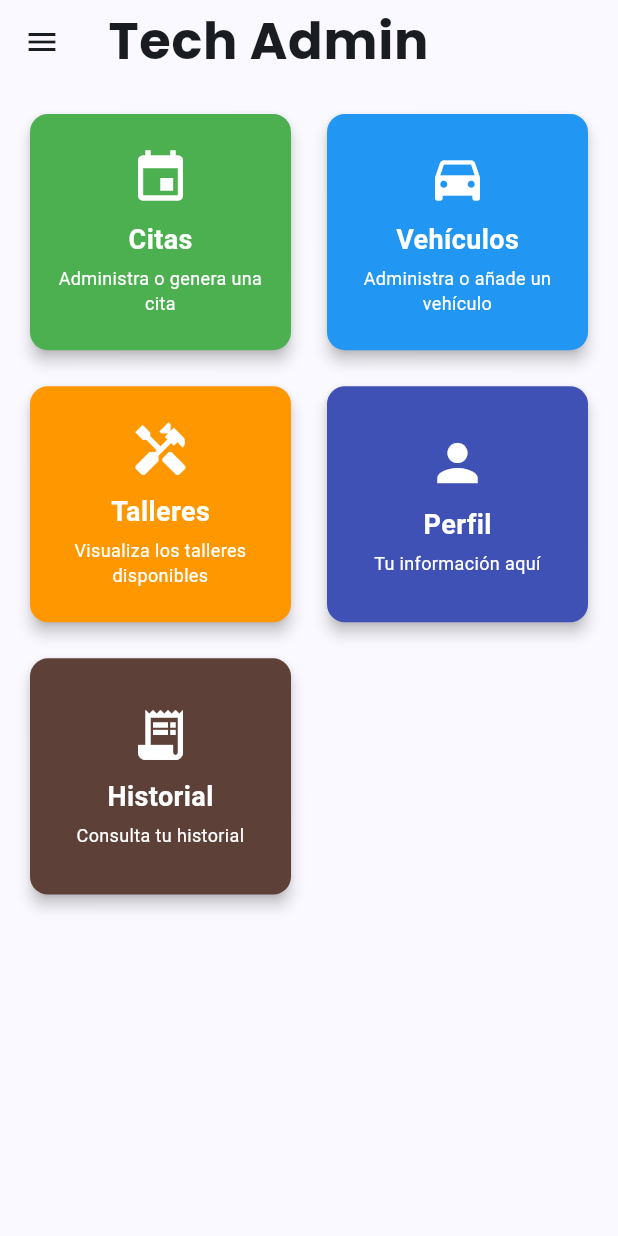
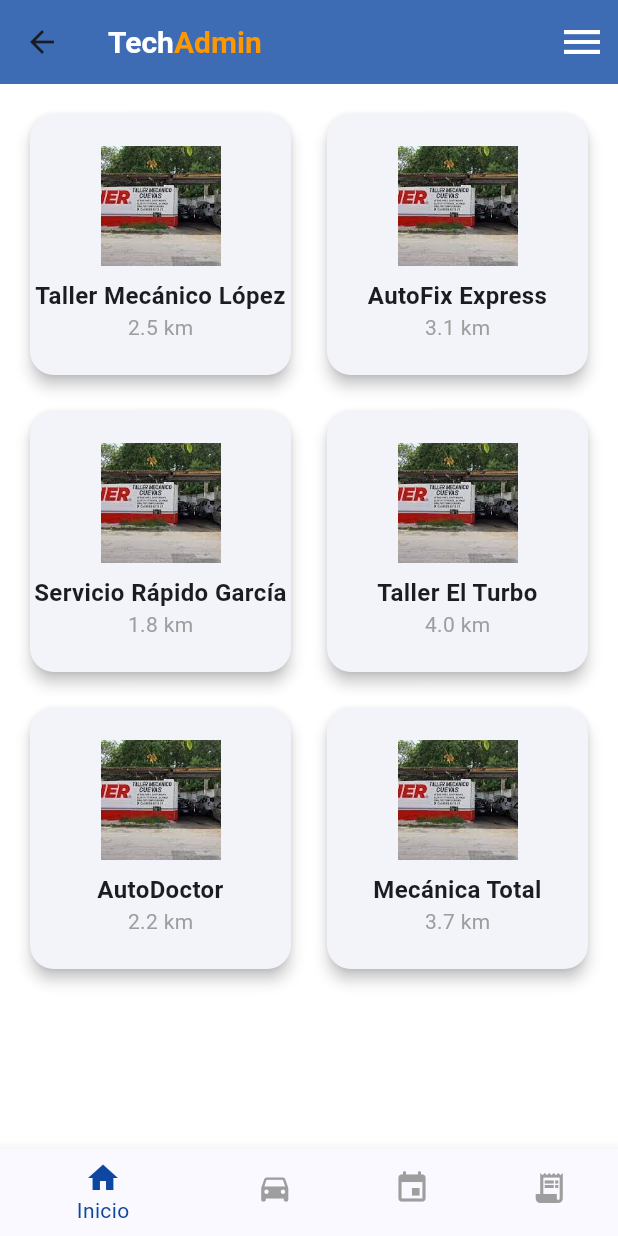
Before and after one commit to EnriqueCen312/App-TechAdmin, a Flutter app: the HomePage screen opened by its route, on a phone screen of 412 x 824 dp. Run offline on Flutter 3.47's test engine with Material 3 defaults, Android fonts, the phone set to English and light mode, and no system bars; our stand-ins replace flutter_svg, google_fonts, shared_preferences, supabase_flutter; accounts and stored records are empty.

```diff
--- a/lib/screens/home_page/home_page.dart
+++ b/lib/screens/home_page/home_page.dart
@@ -1,8 +1,6 @@
 import 'package:flutter/material.dart';
 import 'package:google_fonts/google_fonts.dart';
-import 'package:cached_network_image/cached_network_image.dart';
-import 'package:shared_preferences/shared_preferences.dart';
-import 'package:jwt_decoder/jwt_decoder.dart';
+import '../../connection/auth/AuthController.dart';
 
 class MyApp extends StatelessWidget {
   const MyApp({super.key});
@@ -21,266 +19,152 @@ class MyApp extends StatelessWidget {
         textTheme: GoogleFonts.poppinsTextTheme(
           Theme.of(context).textTheme,
         ),
-        cardTheme: CardTheme(
-          elevation: 4,
-          shape: RoundedRectangleBorder(
-            borderRadius: BorderRadius.circular(16),
       ),
-        ),
-      ),
-      routes: {
-        '/': (context) => HomePage(),
-      },
+      home: const HomePage(),
     );
   }
 }
 
-class HomePage extends StatelessWidget {
-  HomePage({super.key}) {
-    //getUserData();
+class HomePage extends StatefulWidget {
+  const HomePage({super.key});
+
+  @override
+  State<HomePage> createState() => _HomePageState();
 }
-/*
-  Future<void> getUserData() async {
-    final prefs = await SharedPreferences.getInstance();
-    String? token = prefs.getString('token');
 
-    if (token != null) {
-      final decodedToken = JwtDecoder.decode(token);
-      name = decodedToken['name'] ?? 'Nombre no disponible';
-      email = decodedToken['email'] ?? 'Correo no disponible';
-    } else {
-      name = 'Nombre';
-      email = 'Correo';
+class _HomePageState extends State<HomePage> {
+  int _selectedIndex = 0;
+  final GlobalKey<ScaffoldState> _scaffoldKey = GlobalKey<ScaffoldState>();
+
+  final List<Map<String, dynamic>> _workshops = [
+    {'title': 'Taller Mecánico López', 'distance': '2.5 km'},
+    {'title': 'AutoFix Express', 'distance': '3.1 km'},
+    {'title': 'Servicio Rápido García', 'distance': '1.8 km'},
+    {'title': 'Taller El Turbo', 'distance': '4.0 km'},
+    {'title': 'AutoDoctor', 'distance': '2.2 km'},
+    {'title': 'Mecánica Total', 'distance': '3.7 km'},
+  ];
+
+  void _onItemTapped(int index) {
+    setState(() {
+      _selectedIndex = index;
+    });
   }
-  }
-*/
-  String name = '';
-  String email = '';
 
   @override
   Widget build(BuildContext context) {
-    final categories = [
-      {
-        'title': 'Citas',
-        'icon': Icons.event,
-        'subtitle': 'Administra o genera una cita',
-        'route': '/',
-        'color': Colors.green
-      },
-      {
-        'title': 'Vehículos',
-        'icon': Icons.directions_car,
-        'subtitle': 'Administra o añade un vehículo',
-        'route': '/',
-        'color': Colors.blue
-      },
-      {
-        'title': 'Talleres',
-        'icon': Icons.handyman,
-        'subtitle': 'Visualiza los talleres disponibles',
-        'route': '/',
-        'color': Colors.orange
-      },
-      {
-        'title': 'Perfil',
-        'icon': Icons.person,
-        'subtitle': 'Tu información aquí',
-        'route': '/',
-        'color': Colors.indigo
-      },
-      {
-        'title': 'Historial',
-        'icon': Icons.receipt_long,
-        'subtitle': 'Consulta tu historial',
-        'route': '/',
-        'color': Colors.brown.shade700
-      },
-    ];
-
     return Scaffold(
+      key: _scaffoldKey,
       appBar: AppBar(
-        title: Text(
-          'Tech Admin',
+        backgroundColor: Colors.blue.shade900.withOpacity(0.8),
+        title: RichText(
+          text: TextSpan(
             style: GoogleFonts.poppins(
               fontWeight: FontWeight.bold,
+              fontSize: 20,
             ),
-        ),
-      ),
-      body: Container(
-        decoration: BoxDecoration(
-          gradient: LinearGradient(
-            begin: Alignment.topCenter,
-            end: Alignment.bottomCenter,
-            colors: [
-              Theme.of(context).colorScheme.background,
-              Theme.of(context).colorScheme.surface,
+            children: [
+              TextSpan(text: 'Tech', style: TextStyle(color: Colors.white)),
+              TextSpan(text: 'Admin', style: TextStyle(color: Colors.orange)),
             ],
           ),
         ),
-        child: Padding(
+        actions: [
+          IconButton(
+            icon: const Icon(Icons.menu, size: 32, color: Colors.white),
+            onPressed: () {
+              _scaffoldKey.currentState?.openEndDrawer();
+            },
+          ),
+        ],
+      ),
+      endDrawer: Drawer(
+        child: ListView(
+          padding: EdgeInsets.zero,
+          children: [
+            DrawerHeader(
+              decoration: BoxDecoration(color: Colors.blue.shade900),
+              child: const Text("Menú", style: TextStyle(color: Colors.white, fontSize: 24)),
+            ),
+            ListTile(
+              leading: const Icon(Icons.settings),
+              title: const Text("Configuración"),
+              onTap: () {},
+            ),
+            ListTile(
+              leading: const Icon(Icons.logout),
+              title: const Text("Cerrar sesión"),
+              onTap: () async {
+                final AuthController logOut = AuthController();
+                await logOut.logout(context);
+              },
+            ),
+          ],
+        ),
+      ),
+      body: Padding(
         padding: const EdgeInsets.all(16.0),
         child: GridView.builder(
           gridDelegate: const SliverGridDelegateWithFixedCrossAxisCount(
             crossAxisCount: 2,
             crossAxisSpacing: 16,
             mainAxisSpacing: 16,
-              childAspectRatio: 1.1,
+            childAspectRatio: 1.0, // Hace que las tarjetas sean cuadradas
           ),
-            itemCount: categories.length,
+          itemCount: _workshops.length,
           itemBuilder: (context, index) {
-              final category = categories[index];
+            final workshop = _workshops[index];
             return Card(
               elevation: 4,
-                color: category['color'] as Color,
+              shape: RoundedRectangleBorder(
+                borderRadius: BorderRadius.circular(16),
+              ),
               child: InkWell(
-                  onTap: () => Navigator.pushNamed(
-                    context,
-                    category['route'] as String,
-                  ),
+                onTap: () {},
                 borderRadius: BorderRadius.circular(16),
-                  child: Padding(
-                    padding: const EdgeInsets.all(16.0),
                 child: Column(
                   mainAxisAlignment: MainAxisAlignment.center,
                   children: [
-                        Icon(
-                          category['icon'] as IconData,
-                          size: 40,
-                          color: Colors.white,
+                    Image.asset(
+                      'assets/images/descarga.jpeg',
+                      width: 80,
+                      height: 80,
+                      fit: BoxFit.cover,
                     ),
                     const SizedBox(height: 8),
                     Text(
-                          category['title'] as String,
+                      workshop['title'],
                       style: const TextStyle(
-                            fontSize: 18,
+                        fontSize: 16,
                         fontWeight: FontWeight.bold,
-                            color: Colors.white,
-                          ),
-                        ),
-                        const SizedBox(height: 4),
-                        Text(
-                          category['subtitle'] as String,
-                          style: const TextStyle(
-                            fontSize: 12,
-                            color: Colors.white,
                       ),
                       textAlign: TextAlign.center,
                     ),
+                    Text(
+                      workshop['distance'],
+                      style: const TextStyle(
+                        fontSize: 14,
+                        color: Colors.grey,
+                      ),
+                    ),
                   ],
-                    ),
                 ),
               ),
             );
           },
         ),
       ),
-      ),
-      drawer: Drawer(
-        child: Container(
-          decoration: BoxDecoration(
-            gradient: LinearGradient(
-              begin: Alignment.topCenter,
-              end: Alignment.bottomCenter,
-              colors: [
-                Theme.of(context).primaryColor,
-                Theme.of(context).primaryColor.withOpacity(0.8),
+      bottomNavigationBar: BottomNavigationBar(
+        items: const [
+          BottomNavigationBarItem(icon: Icon(Icons.home), label: "Inicio"),
+          BottomNavigationBarItem(icon: Icon(Icons.directions_car), label: "Vehículos"),
+          BottomNavigationBarItem(icon: Icon(Icons.event), label: "Citas"),
+          BottomNavigationBarItem(icon: Icon(Icons.receipt_long), label: "Historial"),
         ],
-            ),
-          ),
-          child: ListView(
-            padding: EdgeInsets.zero,
-            children: [
-              UserAccountsDrawerHeader(
-                decoration: BoxDecoration(
-                  color: Theme.of(context).primaryColor.withOpacity(0.5),
-                ),
-                currentAccountPicture: CircleAvatar(
-                  backgroundColor: Colors.white,
-                  child: Text(
-                    'TA',
-                    style: TextStyle(
-                      color: Theme.of(context).primaryColor,
-                      fontWeight: FontWeight.bold,
-                      fontSize: 24,
-                    ),
-                  ),
-                ),
-                accountName: Text(
-                  name,
-                  style: GoogleFonts.poppins(
-                    fontWeight: FontWeight.bold,
-                  ),
-                ),
-                accountEmail: Text(
-                  email,
-                  style: GoogleFonts.poppins(fontSize: 12),
-                ),
-              ),
-              ...categories.map((category) => ListTile(
-                    leading: Icon(
-                      category['icon'] as IconData,
-                      color: Colors.white,
-                    ),
-                    title: Text(
-                      category['title'] as String,
-                      style: const TextStyle(color: Colors.white),
-                    ),
-                    subtitle: Text(
-                      category['subtitle'] as String,
-                      style: const TextStyle(color: Colors.white70),
-                    ),
-                    onTap: () {
-                      Navigator.pop(context);
-                      Navigator.pushNamed(context, category['route'] as String);
-                    },
-                  )),
-              const Divider(color: Colors.white24),
-              ListTile(
-                leading: const Icon(Icons.settings, color: Colors.white),
-                title: const Text('Configuración', style: TextStyle(color: Colors.white)),
-                onTap: () {
-                  // Implementar configuración
-                },
-              ),
-              ListTile(
-                leading: const Icon(Icons.logout, color: Colors.white),//boton cerrar sesion falta implementar
-                title: const Text('Cerrar sesión', style: TextStyle(color: Colors.white)),
-                onTap: () {
-
-                  // Implementar logout
-                },
-              ),
-              ListTile(
-                leading: const Icon(Icons.info, color: Colors.white),
-                title: const Text('Acerca de', style: TextStyle(color: Colors.white)),
-                onTap: () {
-                  Navigator.pop(context);
-                  showAboutDialog(
-                    context: context,
-                    applicationName: 'Tech Administrator móvil',
-                    applicationVersion: '2.0',
-                    applicationIcon: Image.asset(
-                      'assets/images/mecanico.png',
-                      width: 50,
-                      height: 50,
-                      fit: BoxFit.contain,
-                    ),
-                    children: [
-                      const Text('Desarrollado por:'),
-                      const SizedBox(height: 10),
-                      const Text(
-                        'Tech Administrator SA de CV',
-                        style: TextStyle(fontWeight: FontWeight.bold),
-                      ),
-                      const Text('Desarrollo móvil'),
-                      const SizedBox(height: 10),
-                    ],
-                  );
-                },
-              ),
-            ],
-          ),
-        ),
+        currentIndex: _selectedIndex,
+        selectedItemColor: Colors.blue.shade900,
+        unselectedItemColor: Colors.grey,
+        onTap: _onItemTapped,
       ),
     );
   }
--- a/pubspec.yaml
+++ b/pubspec.yaml
@@ -41,3 +41,4 @@ flutter:
   assets:
     - assets/vectors/
     - assets/images/mecanico.png
+    - assets/images/descarga.jpeg
```
Also changed, not shown: lib/connection/auth/AuthController.dart (+58 -21 lines), lib/connection/vehicles/VehiclesController.dart (added, +10 -0 lines), lib/main.dart (+22 -11 lines), lib/screens/login_screen.dart (+1 -10 lines), lib/screens/register_screen.dart (+0 -11 lines), lib/screens/vehicles/add_vehicle_screen.dart (added, +55 -0 lines), lib/screens/vehicles/vehicles_screen.dart (added, +39 -0 lines), assets/images/descarga.jpeg (added), lib/screens/vehicles/vehicles_controller.dart (added), 1 other file. Lines whose indentation alone changed are shown as unchanged.
